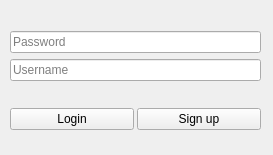
First picture: the form in client/client_ui/context_menu_contact.ui, repository Serguchers/async-client-server, before the edit.
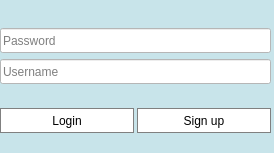
Second picture: the form after the edit.

```diff
--- a/client/client_ui/context_menu_contact.ui
+++ b/client/client_ui/context_menu_contact.ui
@@ -2,12 +2,15 @@
 <ui version="4.0">
  <class>Form</class>
  <widget class="QWidget" name="Form">
+  <property name="enabled">
+   <bool>true</bool>
+  </property>
   <property name="geometry">
    <rect>
     <x>0</x>
     <y>0</y>
-    <width>273</width>
-    <height>155</height>
+    <width>274</width>
+    <height>153</height>
    </rect>
   </property>
   <property name="sizePolicy">
@@ -19,12 +22,15 @@
   <property name="windowTitle">
    <string>Form</string>
   </property>
+  <property name="styleSheet">
+   <string notr="true">background-color: rgb(200, 228, 234)</string>
+  </property>
   <widget class="QWidget" name="verticalLayoutWidget">
    <property name="geometry">
     <rect>
-     <x>10</x>
+     <x>0</x>
      <y>10</y>
-     <width>251</width>
+     <width>271</width>
      <height>141</height>
     </rect>
    </property>
@@ -36,6 +42,15 @@
      <layout class="QVBoxLayout" name="vertical_inner">
       <item>
        <widget class="QLineEdit" name="password">
+        <property name="minimumSize">
+         <size>
+          <width>0</width>
+          <height>25</height>
+         </size>
+        </property>
+        <property name="styleSheet">
+         <string notr="true">background-color: rgb(255, 255, 255)</string>
+        </property>
         <property name="placeholderText">
          <string>Password</string>
         </property>
@@ -43,6 +58,15 @@
       </item>
       <item>
        <widget class="QLineEdit" name="username">
+        <property name="minimumSize">
+         <size>
+          <width>0</width>
+          <height>25</height>
+         </size>
+        </property>
+        <property name="styleSheet">
+         <string notr="true">background-color: rgb(255, 255, 255)</string>
+        </property>
         <property name="text">
          <string/>
         </property>
@@ -58,6 +82,12 @@
       <property name="spacing">
        <number>3</number>
       </property>
+      <property name="sizeConstraint">
+       <enum>QLayout::SetDefaultConstraint</enum>
+      </property>
+      <property name="leftMargin">
+       <number>0</number>
+      </property>
       <property name="topMargin">
        <number>0</number>
       </property>
@@ -69,6 +99,18 @@
           <verstretch>0</verstretch>
          </sizepolicy>
         </property>
+        <property name="minimumSize">
+         <size>
+          <width>0</width>
+          <height>25</height>
+         </size>
+        </property>
+        <property name="styleSheet">
+         <string notr="true">border-width: 1px;
+border-style: solid;
+border-color: grey;
+background-color: rgb(255, 255, 255);</string>
+        </property>
         <property name="text">
          <string>Login</string>
         </property>
@@ -82,6 +124,18 @@
           <verstretch>0</verstretch>
          </sizepolicy>
         </property>
+        <property name="minimumSize">
+         <size>
+          <width>0</width>
+          <height>25</height>
+         </size>
+        </property>
+        <property name="styleSheet">
+         <string notr="true">border-width: 1px;
+border-style: solid;
+border-color: grey;
+background-color: rgb(255, 255, 255);</string>
+        </property>
         <property name="text">
          <string>Sign up</string>
         </property>
```
